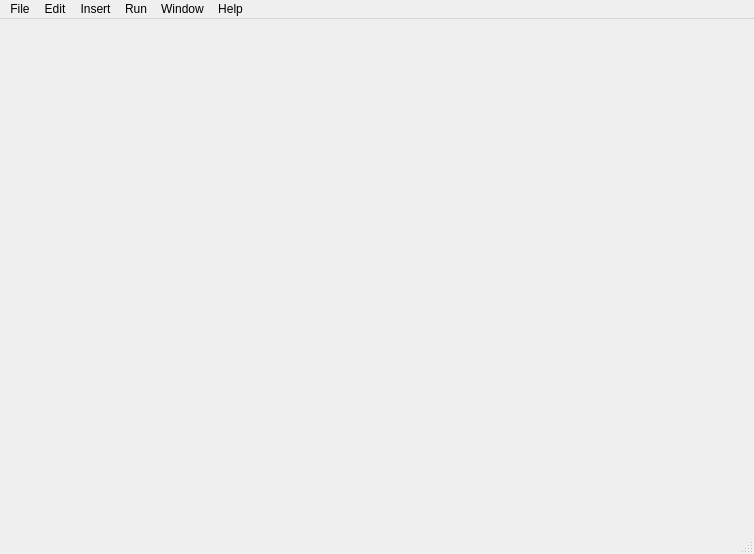
The window that src/plugins/coregui/mainwindow.ui (victor-yacovlev/kumir2) describes before a commit, drawn with Qt 5.
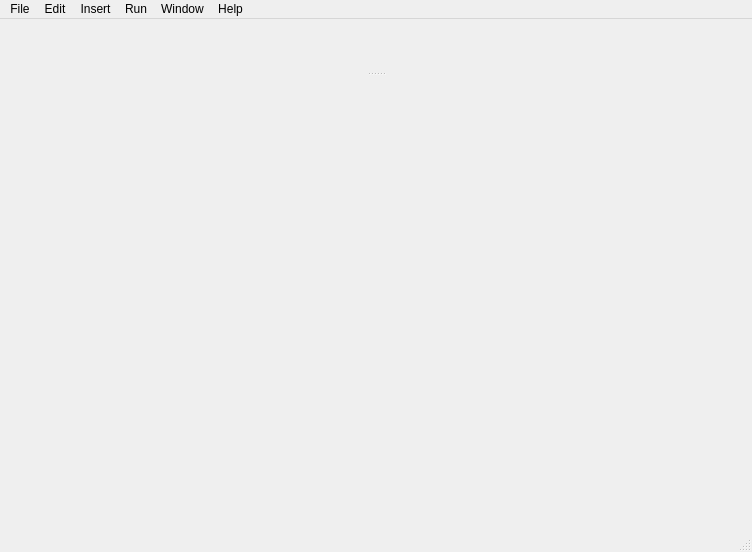
The same window after the commit. Custom widgets are drawn as their Qt base class.

The edit to the form file:
```diff
--- a/src/plugins/coregui/mainwindow.ui
+++ b/src/plugins/coregui/mainwindow.ui
@@ -6,8 +6,8 @@
    <rect>
     <x>0</x>
     <y>0</y>
-    <width>754</width>
-    <height>554</height>
+    <width>752</width>
+    <height>552</height>
    </rect>
   </property>
   <property name="windowTitle">
@@ -26,25 +26,19 @@
    <bool>true</bool>
   </property>
   <widget class="QWidget" name="centralwidget">
-   <layout class="QVBoxLayout" name="verticalLayout">
-    <property name="leftMargin">
-     <number>0</number>
-    </property>
-    <property name="topMargin">
-     <number>6</number>
-    </property>
-    <property name="rightMargin">
-     <number>0</number>
-    </property>
-    <property name="bottomMargin">
-     <number>0</number>
-    </property>
-    <item>
+   <layout class="QGridLayout" name="gridLayout">
+    <item row="0" column="0">
+     <widget class="QSplitter" name="splitter">
+      <property name="orientation">
+       <enum>Qt::Vertical</enum>
+      </property>
      <widget class="CoreGUI::TabWidget" name="tabWidget">
       <property name="documentMode">
        <bool>true</bool>
       </property>
      </widget>
+      <widget class="QWidget" name="bottomWidget" native="true"/>
+     </widget>
     </item>
    </layout>
   </widget>
@@ -53,8 +47,8 @@
     <rect>
      <x>0</x>
      <y>0</y>
-     <width>754</width>
-     <height>23</height>
+     <width>752</width>
+     <height>25</height>
     </rect>
    </property>
    <widget class="QMenu" name="menuFile">
```
Lines whose indentation alone changed are shown as unchanged.
